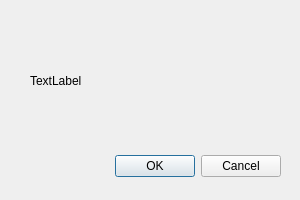
This is covid_messagebox.ui in acamargo96/covid-fbprophet as Qt 5 draws it before an edit. The edited form follows.
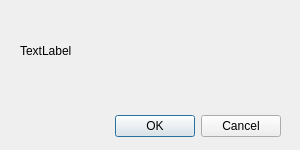
This is the edited form.

```diff
--- a/covid_messagebox.ui
+++ b/covid_messagebox.ui
@@ -7,19 +7,19 @@
     <x>0</x>
     <y>0</y>
     <width>300</width>
-    <height>200</height>
+    <height>150</height>
    </rect>
   </property>
   <property name="minimumSize">
    <size>
     <width>300</width>
-    <height>200</height>
+    <height>150</height>
    </size>
   </property>
   <property name="maximumSize">
    <size>
     <width>300</width>
-    <height>200</height>
+    <height>150</height>
    </size>
   </property>
   <property name="windowTitle">
@@ -29,7 +29,7 @@
    <property name="geometry">
     <rect>
      <x>30</x>
-     <y>150</y>
+     <y>110</y>
      <width>251</width>
      <height>32</height>
     </rect>
@@ -44,10 +44,10 @@
   <widget class="QLabel" name="label_msgbox_text">
    <property name="geometry">
     <rect>
-     <x>30</x>
-     <y>30</y>
-     <width>241</width>
-     <height>101</height>
+     <x>20</x>
+     <y>10</y>
+     <width>261</width>
+     <height>81</height>
     </rect>
    </property>
    <property name="text">
```
